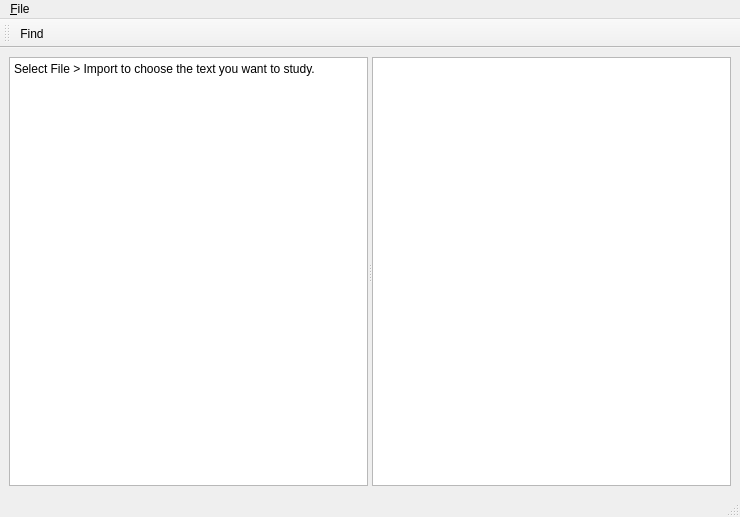
This is concordance/main_window.ui in ludofischer/concordar as Qt 5 draws it before an edit. The edited form follows.
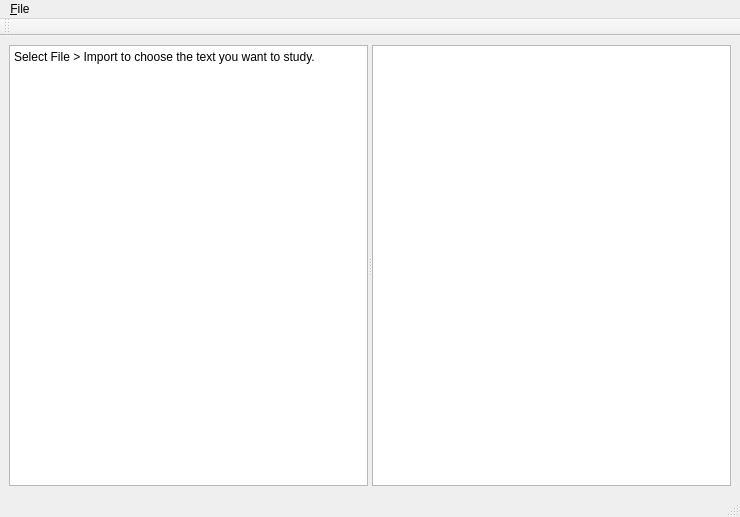
This is the edited form.

Commit message: Allow to modify radius through GUI.

The edit to the form file:
```diff
--- a/concordance/main_window.ui
+++ b/concordance/main_window.ui
@@ -81,7 +81,6 @@
    <attribute name="toolBarBreak">
     <bool>false</bool>
    </attribute>
-   <addaction name="actionFind"/>
   </widget>
   <action name="actionImport">
    <property name="text">
```
The commit also changes 2 other files.
